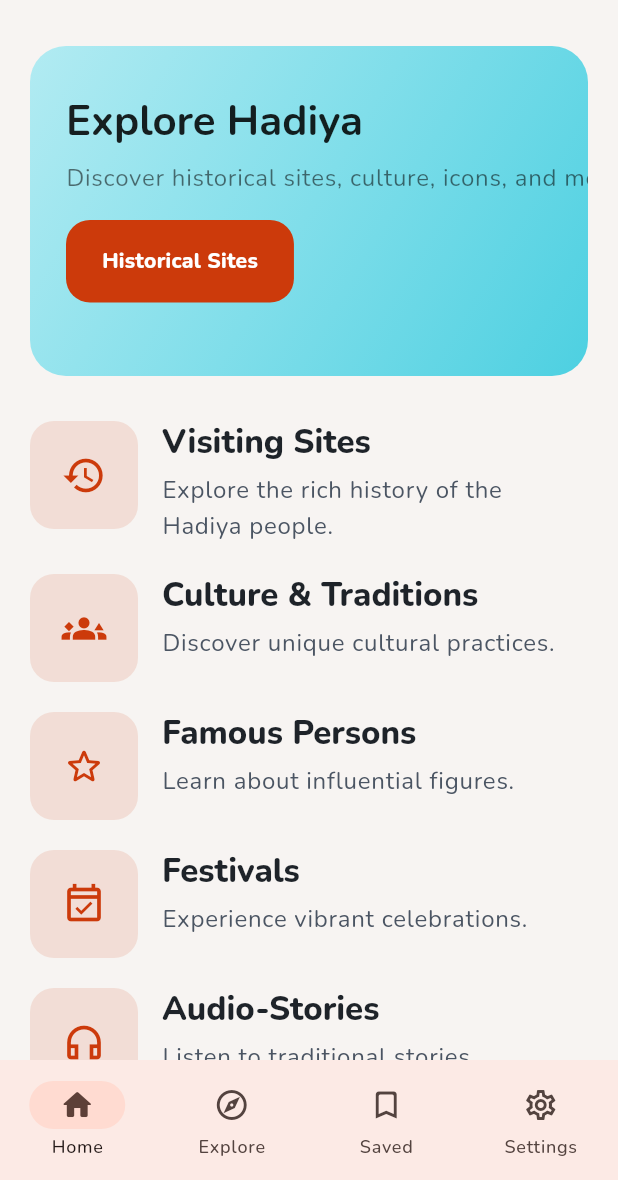
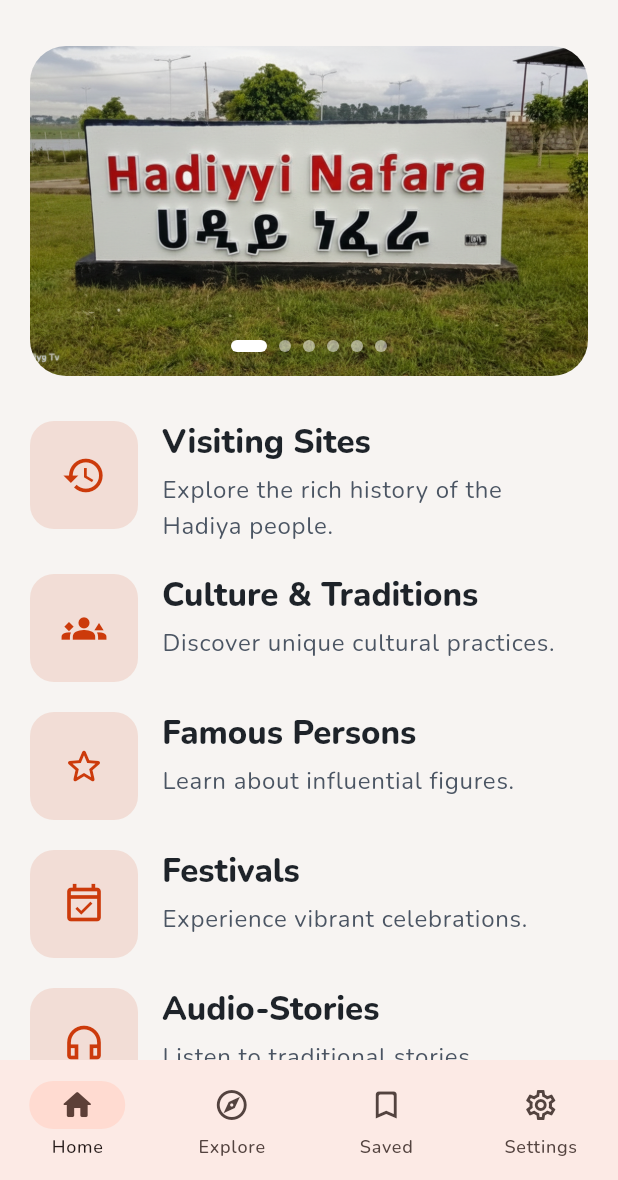
Before and after one commit to samitad2024/Visit_Hadiya, a Flutter app: the _HomeView screen opened directly, on a phone screen of 412 x 824 dp, the part 56-1236 px from its top. Run offline on Flutter 3.47's test engine with Material 3 defaults, Android fonts, the phone set to English and light mode, and no system bars; our stand-ins replace audioplayers, cached_network_image, device_preview, flutter_staggered_animations, flutter_svg, google_fonts and 5 more; accounts and stored records are empty.

Commit message:
Replace homepage banner with auto-scrolling image carousel - Add AutoCarousel widget with 3-second interval transitions - Replace static gradient card with dynamic heritage images - Include 6 Hadiya heritage images in carousel - Add smooth page transitions and animated indicators - Production-quality UI/UX implementation

```diff
--- a/lib/ui/screens/home_screen.dart
+++ b/lib/ui/screens/home_screen.dart
@@ -3,6 +3,7 @@ import 'package:provider/provider.dart';
 
 import '../../controllers/category_controller.dart';
 import '../../l10n/app_localizations.dart';
+import '../widgets/auto_carousel.dart';
 
 class HomeScreen extends StatelessWidget {
   const HomeScreen({super.key});
@@ -59,58 +60,20 @@ class _HomeView extends StatelessWidget {
       body: ListView(
         padding: const EdgeInsets.fromLTRB(20, 12, 20, 24),
         children: [
-          // Header banner
-          ClipRRect(
-            borderRadius: BorderRadius.circular(24),
-            child: Stack(
-              children: [
-                Container(
-                  height: 220,
-                  decoration: const BoxDecoration(
-                    gradient: LinearGradient(
-                      colors: [
-                        Color(0xFFB2EBF2),
-                        Color(0xFF80DEEA),
-                        Color(0xFF4DD0E1),
-                      ],
-                      begin: Alignment.topLeft,
-                      end: Alignment.bottomRight,
-                    ),
-                  ),
-                ),
-                Positioned(
-                  left: 24,
-                  top: 32,
-                  child: Column(
-                    crossAxisAlignment: CrossAxisAlignment.start,
-                    children: [
-                      Text(
-                        'Explore Hadiya',
-                        style: Theme.of(context).textTheme.headlineMedium
-                            ?.copyWith(
-                              color: Colors.black87,
-                              fontWeight: FontWeight.bold,
-                            ),
-                      ),
-                      const SizedBox(height: 8),
-                      Text(
-                        'Discover historical sites, culture, icons, and more.',
-                        style: Theme.of(
-                          context,
-                        ).textTheme.bodyLarge?.copyWith(color: Colors.black54),
-                      ),
-                      const SizedBox(height: 16),
-                      ElevatedButton(
-                        onPressed: () {
-                          // Navigation removed - see Historical Sites category below
-                        },
-                        child: const Text('Historical Sites'),
-                      ),
-                    ],
-                  ),
-                ),
-              ],
-            ),
+          // Auto-scrolling image carousel
+          const AutoCarousel(
+            images: [
+              'assets/images/hadiy_nefera.png',
+              'assets/images/hadiy_nafara_two.png',
+              'assets/images/hadiya_women.png',
+              'assets/images/tiya_stones.jpg',
+              'assets/images/lake_wonchi.jpg',
+              'assets/images/chebera_churchura.jpg',
+            ],
+            height: 220,
+            autoScrollDuration: Duration(seconds: 3),
+            transitionDuration: Duration(milliseconds: 600),
+            borderRadius: 24.0,
           ),
           const SizedBox(height: 20),
           ...items.map(
--- /dev/null
+++ b/lib/ui/widgets/auto_carousel.dart
@@ -0,0 +1,118 @@
+import 'dart:async';
+import 'package:flutter/material.dart';
+
+/// An auto-scrolling horizontal image carousel with smooth transitions.
+class AutoCarousel extends StatefulWidget {
+  const AutoCarousel({
+    super.key,
+    required this.images,
+    this.height = 220,
+    this.autoScrollDuration = const Duration(seconds: 3),
+    this.transitionDuration = const Duration(milliseconds: 600),
+    this.borderRadius = 24.0,
+  });
+
+  final List<String> images;
+  final double height;
+  final Duration autoScrollDuration;
+  final Duration transitionDuration;
+  final double borderRadius;
+
+  @override
+  State<AutoCarousel> createState() => _AutoCarouselState();
+}
+
+class _AutoCarouselState extends State<AutoCarousel> {
+  late PageController _pageController;
+  Timer? _timer;
+  int _currentPage = 0;
+
+  @override
+  void initState() {
+    super.initState();
+    _pageController = PageController(initialPage: 0);
+    _startAutoScroll();
+  }
+
+  @override
+  void dispose() {
+    _timer?.cancel();
+    _pageController.dispose();
+    super.dispose();
+  }
+
+  void _startAutoScroll() {
+    _timer = Timer.periodic(widget.autoScrollDuration, (_) {
+      if (_pageController.hasClients) {
+        final nextPage = (_currentPage + 1) % widget.images.length;
+        _pageController.animateToPage(
+          nextPage,
+          duration: widget.transitionDuration,
+          curve: Curves.easeInOut,
+        );
+      }
+    });
+  }
+
+  @override
+  Widget build(BuildContext context) {
+    return ClipRRect(
+      borderRadius: BorderRadius.circular(widget.borderRadius),
+      child: Stack(
+        children: [
+          SizedBox(
+            height: widget.height,
+            child: PageView.builder(
+              controller: _pageController,
+              onPageChanged: (index) {
+                setState(() {
+                  _currentPage = index;
+                });
+              },
+              itemCount: widget.images.length,
+              itemBuilder: (context, index) {
+                return Image.asset(
+                  widget.images[index],
+                  fit: BoxFit.cover,
+                  width: double.infinity,
+                  errorBuilder: (context, error, stackTrace) {
+                    return Container(
+                      color: Colors.grey[300],
+                      child: const Center(
+                        child: Icon(Icons.image_not_supported, size: 48),
+                      ),
+                    );
+                  },
+                );
+              },
+            ),
+          ),
+          // Page indicators
+          Positioned(
+            bottom: 16,
+            left: 0,
+            right: 0,
+            child: Row(
+              mainAxisAlignment: MainAxisAlignment.center,
+              children: List.generate(
+                widget.images.length,
+                (index) => AnimatedContainer(
+                  duration: const Duration(milliseconds: 300),
+                  margin: const EdgeInsets.symmetric(horizontal: 4),
+                  width: _currentPage == index ? 24 : 8,
+                  height: 8,
+                  decoration: BoxDecoration(
+                    color: _currentPage == index
+                        ? Colors.white
+                        : Colors.white.withOpacity(0.5),
+                    borderRadius: BorderRadius.circular(4),
+                  ),
+                ),
+              ),
+            ),
+          ),
+        ],
+      ),
+    );
+  }
+}
```
